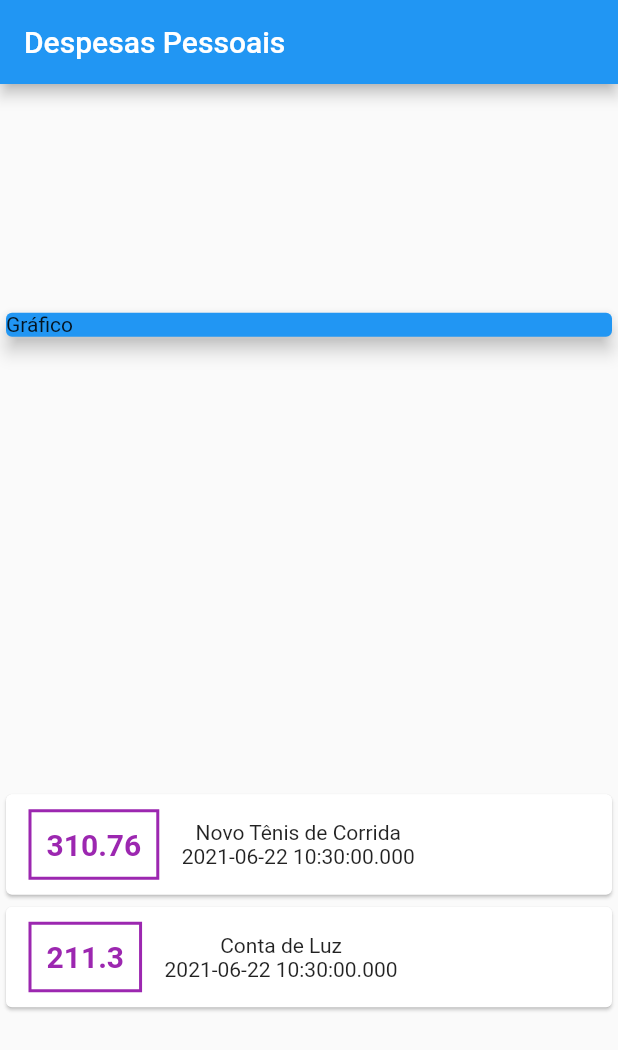
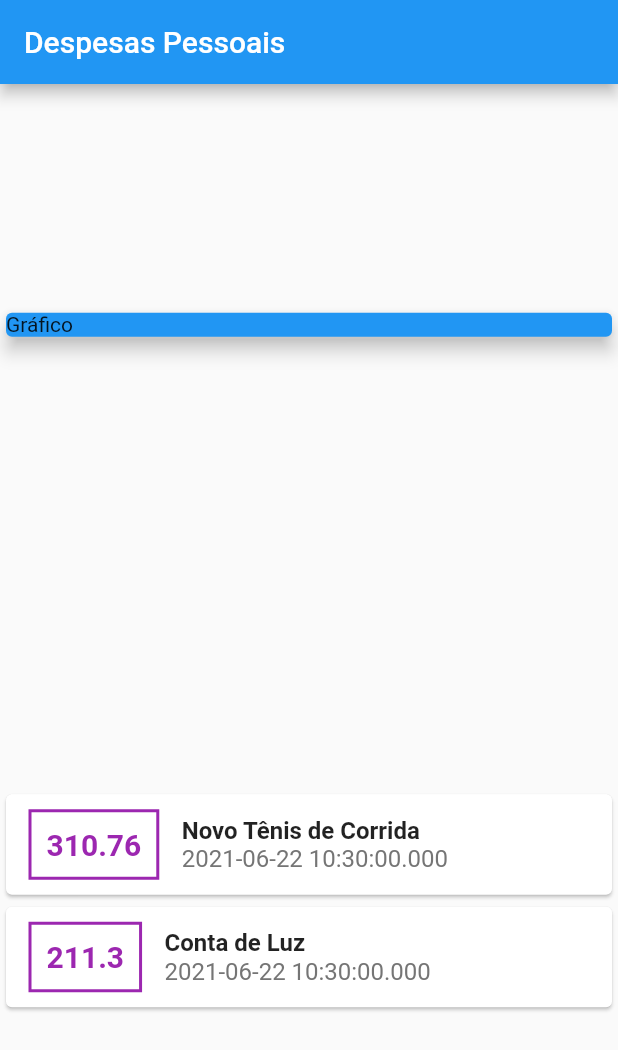
Before and after one commit to oscarbfs/Expenses_app, a Flutter app: the screen it shows after launch, on a phone screen of 412 x 824 dp. Shown: the top 1050 px of the screen. Run offline on Flutter 3.47's test engine with Material 2 defaults, Android fonts, the phone set to English and light mode, and no system bars.

Commit message:
Desafio Estilo Título & Data

```diff
--- a/lib/main.dart
+++ b/lib/main.dart
@@ -72,9 +72,22 @@ class MyHomePage extends StatelessWidget {
                       ),
                     ),
                     Column(
+                      crossAxisAlignment: CrossAxisAlignment.start,
                       children: <Widget>[
-                        Text(tr.title),
-                        Text(tr.date.toString())
+                        Text(
+                          tr.title,
+                          style: TextStyle(
+                            fontWeight: FontWeight.bold,
+                            fontSize: 16,
+                          ),
+                        ),
+                        Text(
+                          tr.date.toString(),
+                          style: TextStyle(
+                            fontSize: 16,
+                            color: Colors.grey[600],
+                          ),
+                        )
                       ],
                     )
                   ],
```
